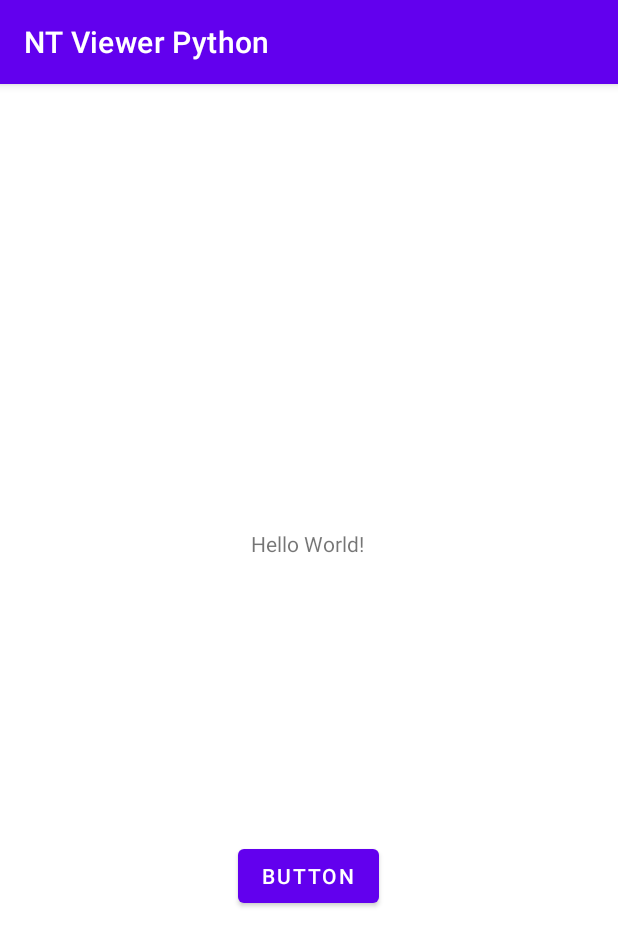
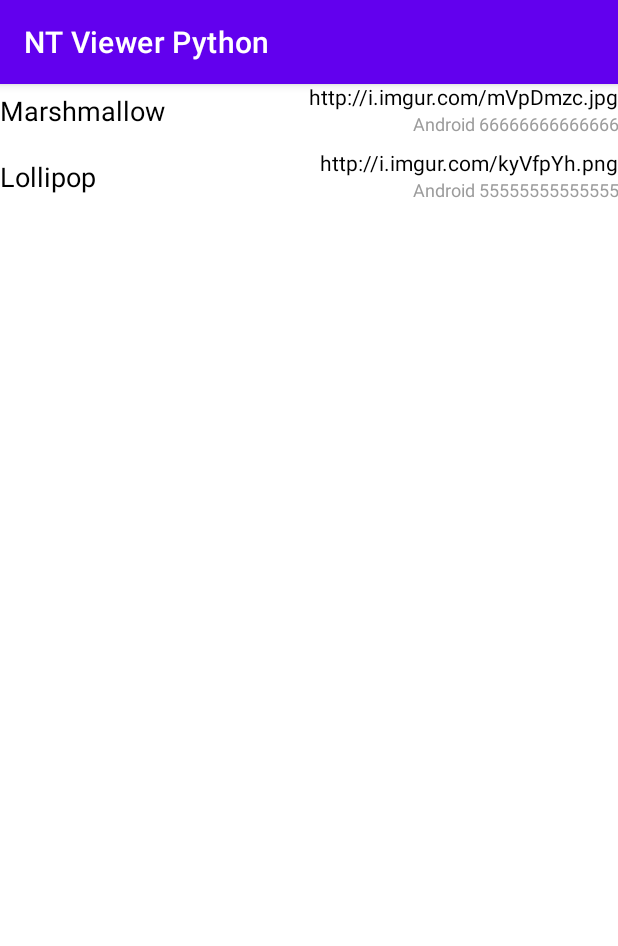
Before and after one commit to quick0831/NT-Viewer-Python, an Android app: the screen it shows after launch (MainActivity), on a phone screen of 412 x 824 dp. Shown: the top 946 px of the screen. Run offline under Robolectric (Android 15) with nearby library versions, the phone set to English and light mode, and no system bars; libraries missing offline, so code that uses them is left out: com.chaquo.python; 4 statements that could not run were skipped.

Commit message:
RecyclerView implementation
This is just to test out the usage of RecyclerView

```diff
--- a/app/src/main/java/edu/quick/frc/ntviewerpython/MainActivity.java
+++ b/app/src/main/java/edu/quick/frc/ntviewerpython/MainActivity.java
@@ -1,11 +1,19 @@
 package edu.quick.frc.ntviewerpython;
 
+import androidx.annotation.NonNull;
 import androidx.appcompat.app.AppCompatActivity;
+import androidx.recyclerview.widget.LinearLayoutManager;
+import androidx.recyclerview.widget.RecyclerView;
 
+import android.content.Context;
 import android.os.Bundle;
+import android.util.Log;
+import android.view.LayoutInflater;
 import android.view.View;
-import android.widget.Button;
+import android.view.ViewGroup;
 import android.widget.TextView;
+
+import java.util.ArrayList;
 
 public class MainActivity extends AppCompatActivity {
     nt_utils nt;
@@ -15,11 +23,77 @@ public class MainActivity extends AppCompatActivity {
         super.onCreate(savedInstanceState);
         setContentView(R.layout.activity_main);
         nt = new nt_utils(this);
-
+/*
         TextView t = findViewById(R.id.Text);
         Button b = findViewById(R.id.button);
         b.setOnClickListener(v -> {
             t.setText(nt.getTables());
-        });
+        });*/
+
+        RecyclerView rv = findViewById(R.id.RecyclerView);
+
+        ArrayList<Item> data = new ArrayList<>();
+        data.add(new Item("Marshmallow", "http://i.imgur.com/mVpDmzc.jpg", "Android 66666666666666"));
+
+        MyAdapter adapter = new MyAdapter(this, data);
+
+        rv.setLayoutManager(new LinearLayoutManager(this));
+        rv.setAdapter(adapter);
+
+        data.add(new Item("Lollipop", "http://i.imgur.com/kyVfpYh.png", "Android 55555555555555"));
+        adapter.notifyDataSetChanged();
+    }
+
+    public static class MyAdapter extends RecyclerView.Adapter<MyAdapter.ViewHolder> {
+        private final Context mContext;
+        private final ArrayList<Item> mData;
+
+        public MyAdapter(Context context, ArrayList<Item> data) {
+            this.mContext = context;
+            this.mData = data;
+        }
+
+        @NonNull
+        @Override
+        public ViewHolder onCreateViewHolder(@NonNull ViewGroup parent, int viewType) {
+            View view = LayoutInflater.from(mContext).inflate(R.layout.item, parent, false);
+            ViewHolder holder = new ViewHolder(view);
+            holder.keyText = view.findViewById(R.id.key_text);
+            holder.valueText = view.findViewById(R.id.value_text);
+            holder.typeText = view.findViewById(R.id.type_text);
+            return holder;
+        }
+
+        @Override
+        public void onBindViewHolder(@NonNull ViewHolder holder, int position) {
+            Item item = mData.get(position);
+            holder.keyText.setText(item.key);
+            holder.valueText.setText(item.value);
+            holder.typeText.setText(item.type);
+        }
+
+        @Override
+        public int getItemCount() {
+            return mData.size();
+        }
+
+        static class ViewHolder extends RecyclerView.ViewHolder {
+            public TextView keyText, valueText, typeText;
+
+            public ViewHolder(View itemView) {
+                super(itemView);
+            }
+        }
+    }
+
+    public class Item {
+        String key, value, type;
+
+        public Item(String key, String value, String type) {
+            this.key = key;
+            this.value = value;
+            this.type = type;
+        }
+
     }
 }
--- a/app/src/main/res/layout/activity_main.xml
+++ b/app/src/main/res/layout/activity_main.xml
@@ -1,4 +1,5 @@
 <?xml version="1.0" encoding="utf-8"?>
+<!--
 <androidx.constraintlayout.widget.ConstraintLayout xmlns:android="http://schemas.android.com/apk/res/android"
     xmlns:app="http://schemas.android.com/apk/res-auto"
     xmlns:tools="http://schemas.android.com/tools"
@@ -34,3 +35,15 @@
         app:layout_constraintStart_toStartOf="parent" />
 
 </androidx.constraintlayout.widget.ConstraintLayout>
+-->
+<LinearLayout xmlns:android="http://schemas.android.com/apk/res/android"
+    android:layout_width="match_parent"
+    android:layout_height="match_parent"
+    android:orientation="vertical">
+
+    <androidx.recyclerview.widget.RecyclerView
+        android:id="@+id/RecyclerView"
+        android:layout_width="match_parent"
+        android:layout_height="wrap_content" />
+
+</LinearLayout>
--- /dev/null
+++ b/app/src/main/res/layout/item.xml
@@ -0,0 +1,53 @@
+<?xml version="1.0" encoding="utf-8"?>
+<LinearLayout xmlns:android="http://schemas.android.com/apk/res/android"
+    xmlns:app="http://schemas.android.com/apk/res-auto"
+    xmlns:tools="http://schemas.android.com/tools"
+    android:layout_width="match_parent"
+    android:layout_height="wrap_content"
+    android:orientation="horizontal"
+    android:paddingBottom="8dp">
+
+    <TextView
+        android:id="@+id/key_text"
+        android:layout_width="wrap_content"
+        android:layout_height="match_parent"
+        android:gravity="start|center_vertical"
+        android:text="Key"
+        android:textColor="#000000"
+        android:textSize="18sp"
+        tools:ignore="HardcodedText" />
+
+    <Space
+        android:layout_width="0dp"
+        android:layout_height="match_parent"
+        android:layout_weight="1" />
+
+    <LinearLayout
+        android:layout_width="wrap_content"
+        android:layout_height="match_parent"
+        android:orientation="vertical">
+
+        <TextView
+            android:id="@+id/value_text"
+            android:layout_width="match_parent"
+            android:layout_height="match_parent"
+            android:layout_weight="1"
+            android:gravity="bottom|end"
+            android:text="Value"
+            android:textColor="#000000"
+            android:textSize="14sp"
+            tools:ignore="HardcodedText" />
+
+        <TextView
+            android:id="@+id/type_text"
+            android:layout_width="match_parent"
+            android:layout_height="match_parent"
+            android:layout_weight="1"
+            android:gravity="end|top"
+            android:text="Type"
+            android:textColor="#9C9C9C"
+            android:textSize="12sp"
+            tools:ignore="HardcodedText" />
+    </LinearLayout>
+
+</LinearLayout>
```
